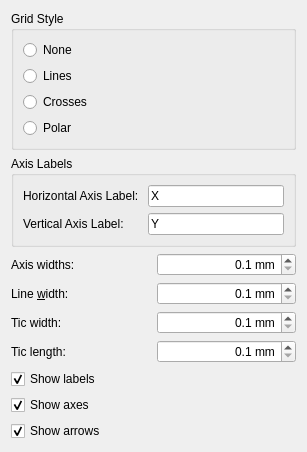
Old version of the form kmplot/settingspagediagram.ui in the repository KDE/kmplot.
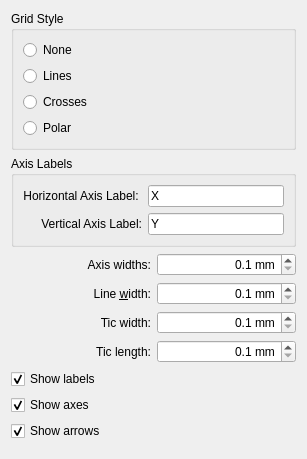
New version of the form. Custom widgets are drawn as their Qt base class.

Commit message: follow KDE HIG about labels: http://techbase.kde.org/Projects/Usability/HIG/Form_Label_Alignment

```diff
--- a/kmplot/settingspagediagram.ui
+++ b/kmplot/settingspagediagram.ui
@@ -7,7 +7,7 @@
     <x>0</x>
     <y>0</y>
     <width>307</width>
-    <height>435</height>
+    <height>459</height>
    </rect>
   </property>
   <property name="windowTitle">
@@ -83,6 +83,9 @@
         <property name="text">
          <string>Horizontal Axis Label: </string>
         </property>
+        <property name="alignment">
+         <set>Qt::AlignRight|Qt::AlignTrailing|Qt::AlignVCenter</set>
+        </property>
        </widget>
       </item>
       <item row="0" column="1">
@@ -100,6 +103,9 @@
         <property name="text">
          <string>Vertical Axis Label:</string>
         </property>
+        <property name="alignment">
+         <set>Qt::AlignRight|Qt::AlignTrailing|Qt::AlignVCenter</set>
+        </property>
        </widget>
       </item>
       <item row="1" column="1">
@@ -117,6 +123,9 @@
      <property name="text">
       <string>Axis widths:</string>
      </property>
+     <property name="alignment">
+      <set>Qt::AlignRight|Qt::AlignTrailing|Qt::AlignVCenter</set>
+     </property>
      <property name="buddy">
       <cstring>kcfg_AxesLineWidth</cstring>
      </property>
@@ -146,6 +155,9 @@
      <property name="text">
       <string>Line &amp;width:</string>
      </property>
+     <property name="alignment">
+      <set>Qt::AlignRight|Qt::AlignTrailing|Qt::AlignVCenter</set>
+     </property>
      <property name="buddy">
       <cstring>kcfg_GridLineWidth</cstring>
      </property>
@@ -175,6 +187,9 @@
      <property name="text">
       <string>Tic width:</string>
      </property>
+     <property name="alignment">
+      <set>Qt::AlignRight|Qt::AlignTrailing|Qt::AlignVCenter</set>
+     </property>
      <property name="buddy">
       <cstring>kcfg_TicWidth</cstring>
      </property>
@@ -204,6 +219,9 @@
      <property name="text">
       <string>Tic length:</string>
      </property>
+     <property name="alignment">
+      <set>Qt::AlignRight|Qt::AlignTrailing|Qt::AlignVCenter</set>
+     </property>
      <property name="buddy">
       <cstring>kcfg_TicLength</cstring>
      </property>
```
The commit also changes 10 other files.
